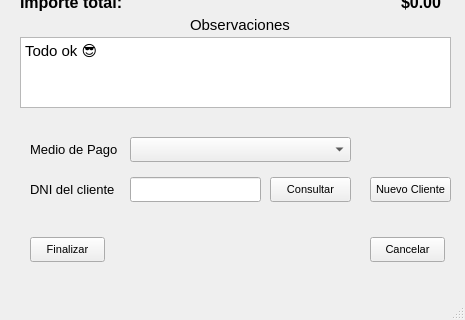
Old version of the form ui files/concretaVenta.ui in the repository frescoh/NatashaShoes; both pictures show x 0 to 465 and y 333 to 653 of the 465 by 653 pixel window.
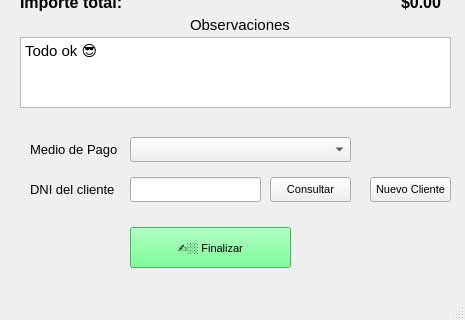
New version of the form.

Diff of the .ui file:
```diff
--- a/ui files/concretaVenta.ui
+++ b/ui files/concretaVenta.ui
@@ -139,10 +139,10 @@
    <widget class="QPushButton" name="btnFinalizar">
     <property name="geometry">
      <rect>
-      <x>30</x>
-      <y>570</y>
-      <width>75</width>
-      <height>25</height>
+      <x>130</x>
+      <y>560</y>
+      <width>161</width>
+      <height>41</height>
      </rect>
     </property>
     <property name="font">
@@ -150,26 +150,11 @@
       <pointsize>8</pointsize>
      </font>
     </property>
-    <property name="text">
-     <string>Finalizar</string>
+    <property name="styleSheet">
+     <string notr="true">background-color: rgb(85, 255, 127);</string>
     </property>
-   </widget>
-   <widget class="QPushButton" name="btnCancelar">
-    <property name="geometry">
-     <rect>
-      <x>370</x>
-      <y>570</y>
-      <width>75</width>
-      <height>25</height>
-     </rect>
-    </property>
-    <property name="font">
-     <font>
-      <pointsize>8</pointsize>
-     </font>
-    </property>
     <property name="text">
-     <string>Cancelar</string>
+     <string>✍🏼 Finalizar</string>
     </property>
    </widget>
    <widget class="QPushButton" name="btnConsultarDNI">
```
Left out of the diff: 2 changed lines with no effect on the pictures.
